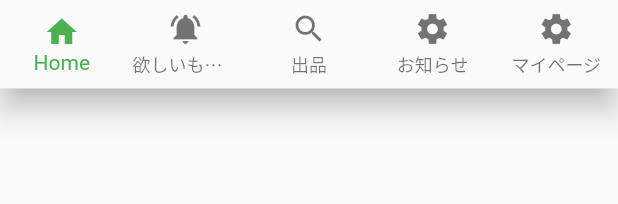
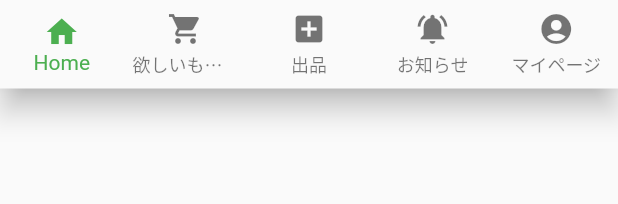
Before and after one commit to CoreForceNITech/share_box, a Flutter app: what myBottomNavigationBar() shows on an empty page, opened directly with empty values, on a phone screen of 412 x 824 dp. Shown: the top 204 px of the screen. Run offline on Flutter 3.47's test engine with Material 2 defaults, Android fonts, the phone set to English and light mode, and no system bars; our stand-ins replace share_plus.

Commit message:
ver0.1.1 BottomNavigationBarをアイコンの変更。

```diff
--- a/lib/my_class/my_drawer.dart
+++ b/lib/my_class/my_drawer.dart
@@ -64,19 +64,19 @@ class MyDrawer{
           label: 'Home',
         ),
         BottomNavigationBarItem(
-          icon: Icon(Icons.notifications_active),
+          icon: Icon(Icons.shopping_cart),
           label: '欲しいものリスト',
         ),
         BottomNavigationBarItem(
-          icon: Icon(Icons.search),
+          icon: Icon(Icons.add_box),
           label: '出品',
         ),
         BottomNavigationBarItem(
-          icon: Icon(Icons.settings_sharp),
+          icon: Icon(Icons.notifications_active),
           label: 'お知らせ',
         ),
         BottomNavigationBarItem(
-          icon: Icon(Icons.settings_sharp),
+          icon: Icon(Icons.account_circle),
           label: 'マイページ',
         ),
       ],
```
